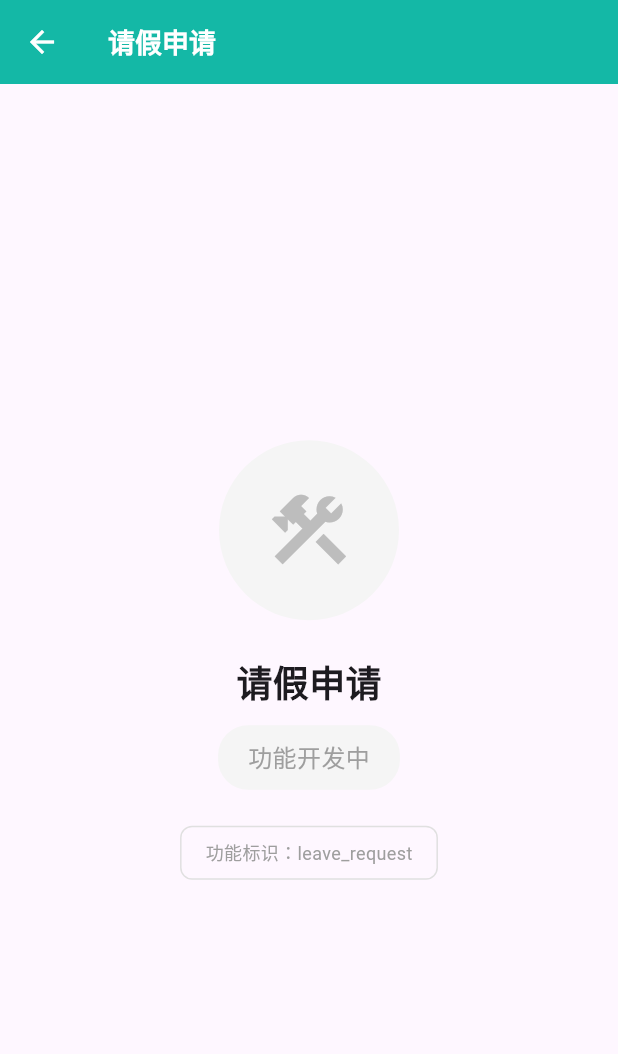
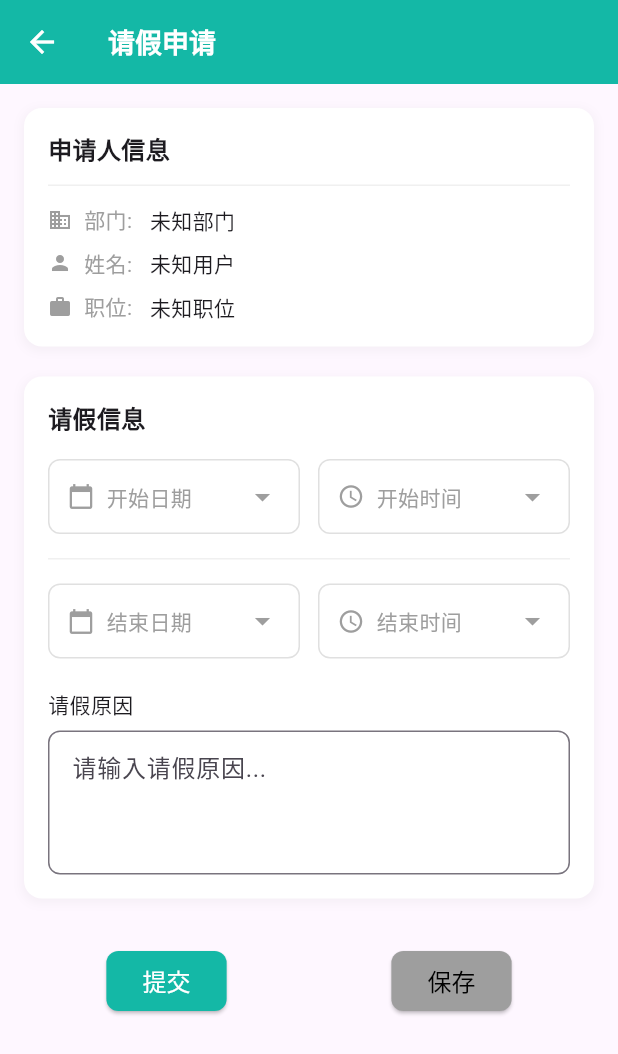
Before and after one commit to DREAMDREAM66/dream-oa, a Flutter app: the AffairsPage screen opened directly, after a tap on "行政管理", after a tap on "考勤管理", after a tap on "请假申请", on a phone screen of 412 x 824 dp. Shown: the top 1054 px of the screen. Run offline on Flutter 3.47's test engine with Material 3 defaults, Android fonts, the phone set to English and light mode, and no system bars; our stand-ins replace device_info_plus, flutter_calendar_carousel, flutter_dotenv, geolocator, shared_preferences; accounts and stored records are empty.

Commit message:
构建请假页面；添加本地化资源包；添加README.md及截图。详情可查阅<feature/leave>开发历史

```diff
--- a/lib/main.dart
+++ b/lib/main.dart
@@ -2,6 +2,7 @@ import 'package:flutter/material.dart';
 import 'pages/home_page.dart';
 import 'utils/api_client.dart';
 import 'package:flutter_dotenv/flutter_dotenv.dart';
+import 'package:flutter_localizations/flutter_localizations.dart';
 
 void main() async {
   WidgetsFlutterBinding.ensureInitialized();
@@ -16,6 +17,16 @@ class MyApp extends StatelessWidget {
   @override
   Widget build(BuildContext context) {
     return MaterialApp(
+      localizationsDelegates: const [
+        GlobalMaterialLocalizations
+            .delegate, // 提供 Material 组件的翻译 (DatePicker, Button 等)
+        GlobalWidgetsLocalizations.delegate, // 提供基础 Widget 的翻译
+        GlobalCupertinoLocalizations.delegate, // 提供 iOS 风格组件的翻译
+      ],
+      supportedLocales: const [
+        Locale('en', 'US'), // 英语 (默认必须有)
+        Locale('zh', 'CN'), // 简体中文
+      ],
       title: '朝夕',
       theme: ThemeData(primarySwatch: Colors.blue),
       home: const HomePage(),
--- a/lib/models/constants/text_style.dart
+++ b/lib/models/constants/text_style.dart
@@ -22,4 +22,9 @@ class AppTextStyle {
     fontSize: 12,
     color: AppColors.primary,
   );
+
+  static const TextStyle warning = TextStyle(
+    fontSize: 14,
+    color: AppColors.warning,
+  );
 }
--- a/lib/pages/feature_page.dart
+++ b/lib/pages/affairs_feature/feature_page.dart
@@ -2,6 +2,7 @@ import 'package:flutter/material.dart';
 import 'package:oa_fontend/models/affairs.dart';
 import 'package:oa_fontend/models/constants/app_colors.dart';
 import 'package:oa_fontend/models/constants/text_style.dart';
+import 'package:oa_fontend/pages/affairs_feature/leave_page.dart';
 
 abstract class FeaturePage extends StatelessWidget {
   final String title;
@@ -15,6 +16,8 @@ abstract class FeaturePage extends StatelessWidget {
 
   static Widget createPage(SubMenuModel sm) {
     switch (sm.functionKey) {
+      case 'leave_request':
+        return LeavePage(title: sm.title, functionKey: sm.functionKey);
       default:
         return _PlaceholderFeaturePage(
           title: sm.title,
--- /dev/null
+++ b/lib/pages/affairs_feature/leave_page.dart
@@ -0,0 +1,438 @@
+import 'package:flutter/material.dart';
+import 'package:oa_fontend/models/constants/app_colors.dart';
+import 'package:oa_fontend/models/constants/text_style.dart';
+import 'package:oa_fontend/utils/user_manager.dart';
+import 'feature_page.dart';
+
+class LeavePage extends FeaturePage {
+  const LeavePage({
+    super.key,
+    required super.title,
+    required super.functionKey,
+  });
+
+  @override
+  Widget buildContent(BuildContext context) {
+    return const LeavePageContent();
+  }
+}
+
+class LeavePageContent extends StatefulWidget {
+  const LeavePageContent({super.key});
+
+  @override
+  State<LeavePageContent> createState() => _LeavePageContentState();
+}
+
+class _LeavePageContentState extends State<LeavePageContent> {
+  final _reasonController = TextEditingController();
+
+  DateTime? _startDate;
+  DateTime? _startTime;
+  DateTime? _endDate;
+  DateTime? _endTime;
+
+  bool _isSubmitting = false;
+
+  @override
+  void dispose() {
+    _reasonController.dispose();
+    super.dispose();
+  }
+
+  Future<void> _selectDate(
+    DateTime? currentDate,
+    Function(DateTime) onSelected,
+  ) async {
+    final DateTime? picked = await showDatePicker(
+      context: context,
+      initialDate: currentDate ?? DateTime.now(),
+      firstDate: DateTime.now(),
+      lastDate: DateTime.now().add(const Duration(days: 365)),
+      builder: (context, child) {
+        return Theme(
+          data: Theme.of(context).copyWith(
+            colorScheme: ColorScheme.light(primary: AppColors.primary),
+          ),
+          child: child!,
+        );
+      },
+    );
+    if (picked != null) {
+      onSelected(picked);
+      setState(() {});
+    }
+  }
+
+  Future<void> _selectTime(
+    DateTime? currentTime,
+    Function(DateTime) onSelected,
+  ) async {
+    final TimeOfDay? picked = await showTimePicker(
+      context: context,
+      initialTime: TimeOfDay.fromDateTime(currentTime ?? DateTime.now()),
+      builder: (context, child) {
+        return Theme(
+          data: Theme.of(context).copyWith(
+            colorScheme: ColorScheme.light(primary: AppColors.primary),
+          ),
+          child: child!,
+        );
+      },
+    );
+    if (picked != null) {
+      final now = DateTime.now();
+      final selectedDateTime = DateTime(
+        now.year,
+        now.month,
+        now.day,
+        picked.hour,
+        picked.minute,
+      );
+      onSelected(selectedDateTime);
+      setState(() {});
+    }
+  }
+
+  Future<void> _submitForm() async {
+    if (_startDate == null ||
+        _startTime == null ||
+        _endDate == null ||
+        _endTime == null) {
+      ScaffoldMessenger.of(context).showSnackBar(
+        const SnackBar(content: Text('请选择完整时间段', style: AppTextStyle.warning)),
+      );
+      return;
+    }
+    if (_reasonController.text.isEmpty) {
+      ScaffoldMessenger.of(context).showSnackBar(
+        const SnackBar(content: Text('请填写所有必填项', style: AppTextStyle.warning)),
+      );
+      return;
+    }
+    setState(() {
+      _isSubmitting = true;
+    });
+
+    // TODO: 调用后端接口提交请假申请及保存数据
+    final bool isSuccess = true; // 后端业务码
+    await Future.delayed(const Duration(seconds: 2));
+
+    if (mounted) {
+      setState(() {
+        _isSubmitting = false;
+      });
+
+      if (isSuccess) {
+        ScaffoldMessenger.of(context).showSnackBar(
+          const SnackBar(
+            content: Text('申请提交成功'),
+            backgroundColor: AppColors.success,
+          ),
+        );
+        Navigator.pop(context);
+      } else {
+        ScaffoldMessenger.of(context).showSnackBar(
+          const SnackBar(
+            content: Text('申请提交失败'),
+            backgroundColor: AppColors.warning,
+          ),
+        );
+      }
+    }
+  }
+
+  @override
+  Widget build(BuildContext context) {
+    return SingleChildScrollView(
+      padding: const EdgeInsets.all(16),
+      child: Column(
+        crossAxisAlignment: CrossAxisAlignment.start,
+        children: [
+          _buildUserInfoCard(),
+          const SizedBox(height: 20),
+          _buildLeaveForm(),
+          const SizedBox(height: 30),
+          _buildSubmitButton(),
+        ],
+      ),
+    );
+  }
+
+  Widget _buildUserInfoCard() {
+    return Container(
+      width: double.infinity,
+      padding: const EdgeInsets.all(16),
+      decoration: BoxDecoration(
+        color: Colors.white,
+        borderRadius: BorderRadius.circular(12),
+        boxShadow: [
+          BoxShadow(
+            color: Colors.grey.withAlpha(25),
+            spreadRadius: 1,
+            blurRadius: 5,
+            offset: const Offset(0, 2),
+          ),
+        ],
+      ),
+      child: Column(
+        crossAxisAlignment: CrossAxisAlignment.start,
+        children: [
+          const Text(
+            '申请人信息',
+            style: TextStyle(fontSize: 16, fontWeight: FontWeight.bold),
+          ),
+          const SizedBox(height: 12),
+          const Divider(height: 1, color: AppColors.divider),
+          const SizedBox(height: 12),
+          _buildInfoRow(
+            icon: Icons.business,
+            label: '部门',
+            value: userManager.department ?? '未知部门',
+          ),
+          const SizedBox(height: 8),
+          _buildInfoRow(
+            icon: Icons.person,
+            label: '姓名',
+            value: userManager.username ?? '未知用户',
+          ),
+          const SizedBox(height: 8),
+          _buildInfoRow(
+            icon: Icons.work,
+            label: '职位',
+            value: userManager.title ?? '未知职位',
+          ),
+        ],
+      ),
+    );
+  }
+
+  Widget _buildInfoRow({
+    required IconData icon,
+    required String label,
+    required String value,
+  }) {
+    return Row(
+      children: [
+        Icon(icon, size: 16, color: Colors.grey),
+        const SizedBox(width: 8),
+        Text('$label: ', style: AppTextStyle.middleTips),
+        const SizedBox(width: 8),
+        Expanded(
+          child: Text(
+            value,
+            style: const TextStyle(fontSize: 14, fontWeight: FontWeight.w500),
+          ),
+        ),
+      ],
+    );
+  }
+
+  Widget _buildLeaveForm() {
+    return Container(
+      padding: const EdgeInsets.all(16),
+      decoration: BoxDecoration(
+        color: Colors.white,
+        borderRadius: BorderRadius.circular(12),
+        boxShadow: [
+          BoxShadow(
+            color: Colors.grey.withAlpha(25),
+            spreadRadius: 1,
+            blurRadius: 5,
+            offset: const Offset(0, 2),
+          ),
+        ],
+      ),
+      child: Column(
+        crossAxisAlignment: CrossAxisAlignment.start,
+        children: [
+          const Text(
+            '请假信息',
+            style: TextStyle(fontSize: 16, fontWeight: FontWeight.bold),
+          ),
+          const SizedBox(height: 16),
+          Row(
+            children: [
+              Expanded(
+                child: _buildDateTimeRow(
+                  label: '开始日期',
+                  value: _startDate,
+                  icon: Icons.calendar_today,
+                  onTap: () => _selectDate(_startDate, (date) {
+                    setState(() => _startDate = date);
+                  }),
+                ),
+              ),
+              const SizedBox(width: 12),
+              Expanded(
+                child: _buildDateTimeRow(
+                  label: '开始时间',
+                  value: _startTime,
+                  icon: Icons.access_time,
+                  onTap: () => _selectTime(_startTime, (time) {
+                    setState(() => _startTime = time);
+                  }),
+                ),
+              ),
+            ],
+          ),
+          const SizedBox(height: 16),
+          const Divider(height: 1, color: AppColors.divider),
+          const SizedBox(height: 16),
+          Row(
+            children: [
+              Expanded(
+                child: _buildDateTimeRow(
+                  label: '结束日期',
+                  value: _endDate,
+                  icon: Icons.calendar_today,
+                  onTap: () => _selectDate(_endDate, (date) {
+                    setState(() => _endDate = date);
+                  }),
+                ),
+              ),
+              const SizedBox(width: 12),
+              Expanded(
+                child: _buildDateTimeRow(
+                  label: '结束时间',
+                  value: _endTime,
+                  icon: Icons.access_time,
+                  onTap: () => _selectTime(_endTime, (time) {
+                    setState(() => _endTime = time);
+                  }),
+                ),
+              ),
+            ],
+          ),
+          const SizedBox(height: 20),
+          const Text(
+            '请假原因',
+            style: TextStyle(fontSize: 14, fontWeight: FontWeight.w500),
+          ),
+          const SizedBox(height: 8),
+          TextField(
+            controller: _reasonController,
+            maxLines: 3,
+            decoration: InputDecoration(
+              hintText: '请输入请假原因...',
+              border: OutlineInputBorder(
+                borderRadius: BorderRadius.circular(8),
+              ),
+              focusedBorder: OutlineInputBorder(
+                borderRadius: BorderRadius.circular(8),
+                borderSide: BorderSide(color: AppColors.primary),
+              ),
+              contentPadding: const EdgeInsets.all(12),
+            ),
+          ),
+        ],
+      ),
+    );
+  }
+
+  Widget _buildDateTimeRow({
+    required String label,
+    required DateTime? value,
+    required IconData icon,
+    required VoidCallback onTap,
+  }) {
+    return InkWell(
+      onTap: onTap,
+      child: Container(
+        padding: const EdgeInsets.all(12),
+        decoration: BoxDecoration(
+          border: Border.all(color: Colors.grey[300]!),
+          borderRadius: BorderRadius.circular(8),
+        ),
+        child: Row(
+          children: [
+            Icon(icon, size: 18, color: Colors.grey),
+            const SizedBox(width: 8),
+            Expanded(
+              child: Text(
+                value == null
+                    ? label
+                    : _formatDateTime(value, icon == Icons.calendar_today),
+                style: TextStyle(
+                  fontSize: 14,
+                  color: value == null ? Colors.grey : Colors.black,
+                ),
+              ),
+            ),
+            const Icon(Icons.arrow_drop_down, color: Colors.grey),
+          ],
+        ),
+      ),
+    );
+  }
+
+  String _formatDateTime(DateTime dateTime, bool isDate) {
+    if (isDate) {
+      return '${dateTime.year}-${_addZero(dateTime.month)}-${_addZero(dateTime.day)}';
+    } else {
+      return '${_addZero(dateTime.hour)}:${_addZero(dateTime.minute)}';
+    }
+  }
+
+  String _addZero(int num) {
+    return num.toString().padLeft(2, '0');
+  }
+
+  Widget _buildSubmitButton() {
+    return SizedBox(
+      width: double.infinity,
+      height: 50,
+      child: Row(
+        mainAxisAlignment: MainAxisAlignment.spaceAround,
+        children: [
+          ElevatedButton(
+            onPressed: _isSubmitting ? null : _submitForm,
+            style: ElevatedButton.styleFrom(
+              backgroundColor: AppColors.primary,
+              foregroundColor: Colors.white,
+              shape: RoundedRectangleBorder(
+                borderRadius: BorderRadius.circular(8),
+              ),
+            ),
+            child: _isSubmitting
+                ? const SizedBox(
+                    width: 20,
+                    height: 20,
+                    child: CircularProgressIndicator(
+                      color: Colors.white,
+                      strokeWidth: 2,
+                    ),
+                  )
+                : const Text(
+                    '提交',
+                    style: TextStyle(fontSize: 16, fontWeight: FontWeight.w500),
+                  ),
+          ),
+          ElevatedButton(
+            onPressed: _isSubmitting ? null : _submitForm, // 以后换成保存
+            style: ElevatedButton.styleFrom(
+              backgroundColor: Colors.grey,
+              foregroundColor: Colors.black,
+              shape: RoundedRectangleBorder(
+                borderRadius: BorderRadius.circular(8),
+              ),
+            ),
+            child: _isSubmitting
+                ? const SizedBox(
+                    width: 20,
+                    height: 20,
+                    child: CircularProgressIndicator(
+                      color: Colors.white,
+                      strokeWidth: 2,
+                    ),
+                  )
+                : const Text(
+                    '保存',
+                    style: TextStyle(fontSize: 16, fontWeight: FontWeight.w500),
+                  ),
+          ),
+        ],
+      ),
+    );
+  }
+}
--- a/lib/pages/affairs_page.dart
+++ b/lib/pages/affairs_page.dart
@@ -2,7 +2,7 @@ import 'package:flutter/material.dart';
 import 'package:oa_fontend/models/affairs.dart';
 import 'package:oa_fontend/models/constants/app_colors.dart';
 import 'package:oa_fontend/models/constants/text_style.dart';
-import 'feature_page.dart';
+import 'affairs_feature/feature_page.dart';
 
 class AffairsPage extends StatefulWidget {
   const AffairsPage({super.key});
--- a/pubspec.yaml
+++ b/pubspec.yaml
@@ -30,7 +30,8 @@ environment:
 dependencies:
   flutter:
     sdk: flutter
-
+  flutter_localizations:
+    sdk: flutter
   # The following adds the Cupertino Icons font to your application.
   # Use with the CupertinoIcons class for iOS style icons.
   cupertino_icons: ^1.0.8
@@ -40,7 +41,7 @@ dependencies:
 
   flutter_dotenv: ^5.1.0
 
-  intl: ^0.19.0
+  intl: ^0.20.2
   geolocator: ^11.0.0 # 定位核心插件
   permission_handler: ^11.0.0 # 权限申请插件（geolocator依赖）
   flutter_launcher_icons: ^0.13.1 # logo插件
```
Also changed, not shown: pubspec.lock, 7 other files.
